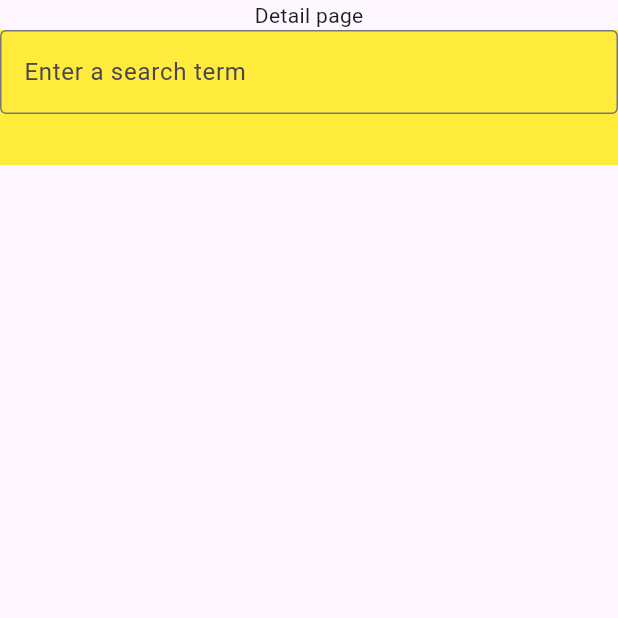
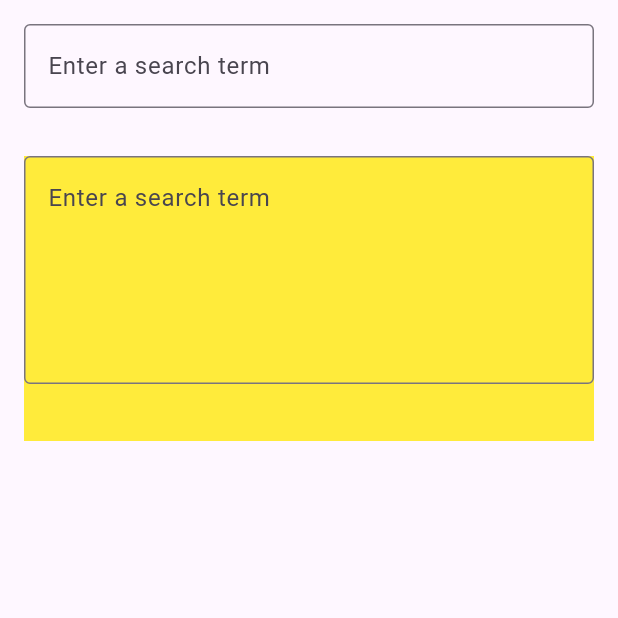
Before and after one commit to futurechallenger/flutter_todo, a Flutter app: the DetailPage screen opened by its route, on a phone screen of 412 x 824 dp, the top half of it. Run offline on Flutter 3.47's test engine with Material 3 defaults, Android fonts, the phone set to English and light mode, and no system bars; our stand-ins replace get; generated files the repository leaves out were written again; network calls fail.

```diff
--- a/lib/src/getx/controllers/detail_controller.dart
+++ b/lib/src/getx/controllers/detail_controller.dart
@@ -1,3 +1,4 @@
+import 'package:flutter/widgets.dart';
 import 'package:flutter_todo/src/common/http_request.dart';
 import 'package:flutter_todo/src/models/todo_model.dart';
 import 'package:get/get.dart';
@@ -11,8 +12,20 @@ class DetailController extends GetxController {
 
   get todoItem => _todoItem;
 
+  late int? _todoId;
+  set todoId(value) => _todoId = value;
+  get todoId => _todoId;
+
+  late TextEditingController? titleEditingController;
+  late TextEditingController? noteEditingController;
+
   void updateTodo(TodoItem todoItem) async {
     await Get.find<HttpRequest>().updateTodo(todoItem.id, todoItem.content);
     update();
   }
+
+  @override
+  void onInit() {
+    super.onInit();
+  }
 }
--- a/lib/src/getx/pages/detail_page.dart
+++ b/lib/src/getx/pages/detail_page.dart
@@ -8,16 +8,29 @@ class DetailPage extends StatelessWidget {
     return Scaffold(
       body: Column(
         children: [
-          const Text("Detail page"),
-          Container(
+          const Padding(
+            padding: EdgeInsets.all(16.0),
+            child: TextField(
+              decoration: InputDecoration(
+                border: OutlineInputBorder(),
+                hintText: 'Enter a search term',
+              ),
+            ),
+          ),
+          Padding(
+            padding: const EdgeInsets.all(16),
+            child: Container(
               color: Colors.yellow,
               child: const SizedBox(
-              height: 90,
+                height: 190,
                 width: double.infinity,
                 child: TextField(
                   decoration: InputDecoration(
                     border: OutlineInputBorder(),
                     hintText: 'Enter a search term',
+                  ),
+                  minLines: 5,
+                  maxLines: 5,
                 ),
               ),
             ),
--- a/lib/src/getx/todo_repo.dart
+++ b/lib/src/getx/todo_repo.dart
@@ -7,6 +7,10 @@ class TodoRepository {
 
   getAllTodoList({bool all = true, String completed = 'completed'}) async {
     return api.fetchTodoList(all: all, completed: completed);
+  }
+
+  getTodo(int todoId) async {
+    return api.fetchTodoById(todoId);
   }
 
   delete(int id) async {
```
Also changed, not shown: lib/src/common/http_request.dart (+17 -0 lines). Lines whose indentation alone changed are shown as unchanged.
